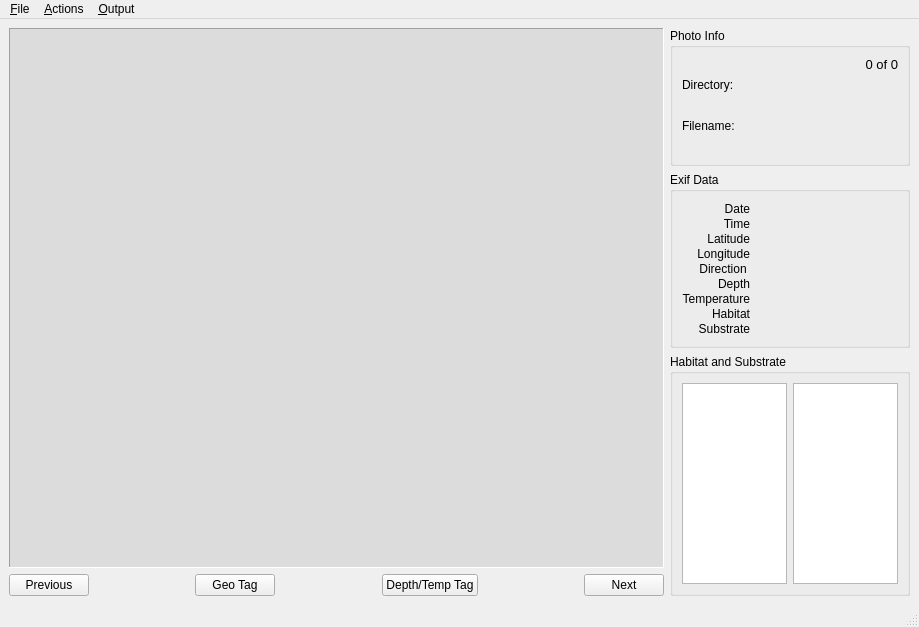
Old version of the form qt_gui.ui in the repository jkibele/benthic_photo_survey.
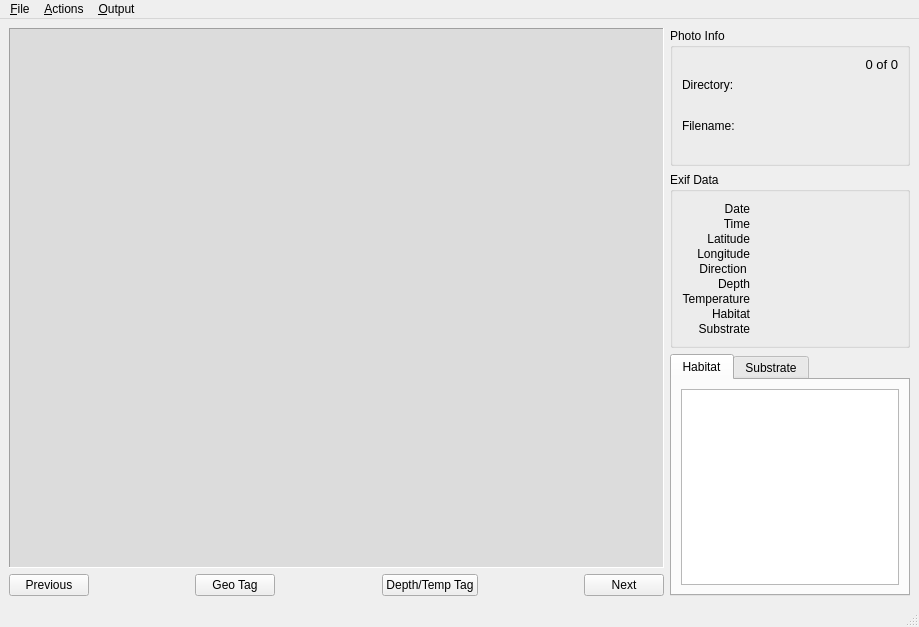
New version of the form.

Commit message: Most UI changes done to include fuzzy classification. Spin boxes generated for habitats. ...next I'll need to pull values from those boxes and attribute images.

```diff
--- a/qt_gui.ui
+++ b/qt_gui.ui
@@ -558,7 +558,7 @@
      </widget>
     </item>
     <item row="2" column="1">
-     <widget class="QGroupBox" name="habAndSubstBox">
+     <widget class="QTabWidget" name="habAndSubstTabWidget">
       <property name="minimumSize">
        <size>
         <width>240</width>
@@ -571,12 +571,16 @@
         <height>16777215</height>
        </size>
       </property>
-      <property name="title">
-       <string>Habitat and Substrate</string>
+      <property name="currentIndex">
+       <number>0</number>
       </property>
+      <widget class="QWidget" name="habitatTab" native="true">
+       <attribute name="title">
+        <string>Habitat</string>
+       </attribute>
       <layout class="QHBoxLayout" name="horizontalLayout_2">
        <item>
-        <widget class="QListWidget" name="habitatListWidget">
+         <widget class="QTableWidget" name="habitatTableWidget">
          <property name="sizePolicy">
           <sizepolicy hsizetype="Maximum" vsizetype="Expanding">
            <horstretch>0</horstretch>
@@ -585,15 +589,34 @@
          </property>
          <property name="maximumSize">
           <size>
-           <width>130</width>
+            <width>130000</width>
            <height>16777215</height>
           </size>
          </property>
          <property name="toolTip">
-          <string>Double Click to set habitat</string>
-         </property>
-        </widget>
-       </item>
+           <string>&lt;html&gt;&lt;head/&gt;&lt;body&gt;&lt;p&gt;Hover and roll mouse wheel to set habitat proportions&lt;/p&gt;&lt;/body&gt;&lt;/html&gt;</string>
+          </property>
+          <property name="rowCount">
+           <number>0</number>
+          </property>
+          <property name="columnCount">
+           <number>0</number>
+          </property>
+          <attribute name="horizontalHeaderVisible">
+           <bool>false</bool>
+          </attribute>
+          <attribute name="horizontalHeaderStretchLastSection">
+           <bool>true</bool>
+          </attribute>
+         </widget>
+        </item>
+       </layout>
+      </widget>
+      <widget class="QWidget" name="substTab">
+       <attribute name="title">
+        <string>Substrate</string>
+       </attribute>
+       <layout class="QHBoxLayout" name="horizontalLayout_3">
        <item>
         <widget class="QListWidget" name="substrateListWidget">
          <property name="sizePolicy">
@@ -604,7 +627,7 @@
          </property>
          <property name="maximumSize">
           <size>
-           <width>130</width>
+            <width>16777215</width>
            <height>16777215</height>
           </size>
          </property>
@@ -615,6 +638,7 @@
        </item>
       </layout>
      </widget>
+     </widget>
     </item>
    </layout>
   </widget>
```
Left out of the diff: 216 changed lines with no effect on the pictures. Lines whose indentation alone changed are shown as unchanged. The commit also changes 2 other files.
